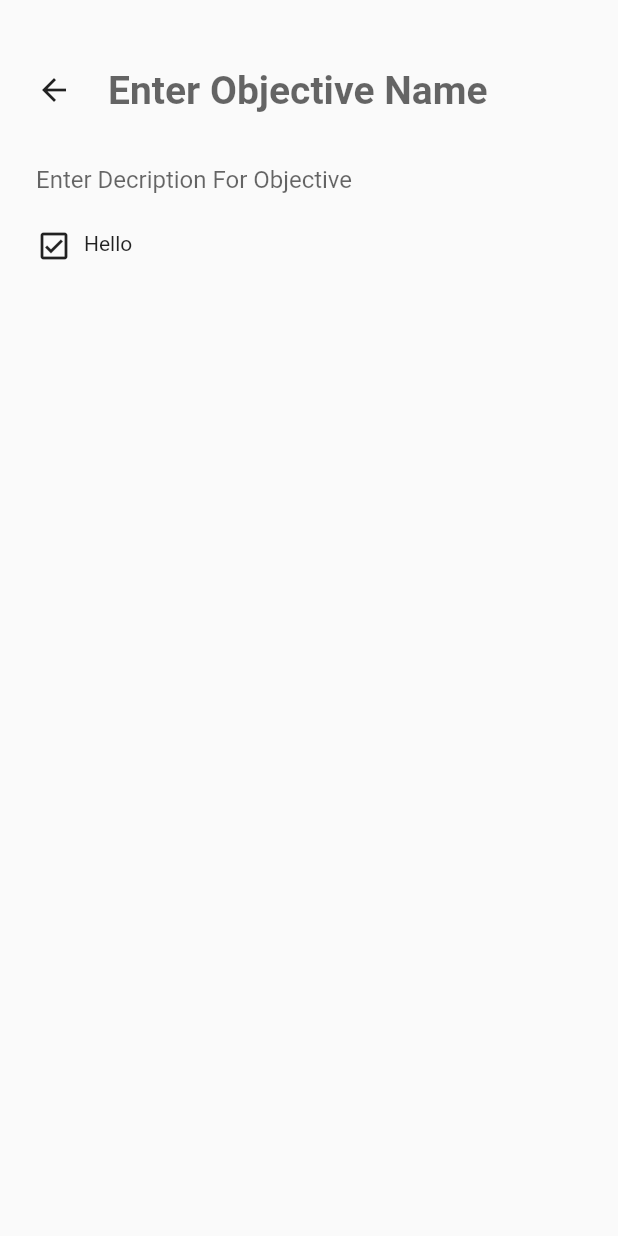
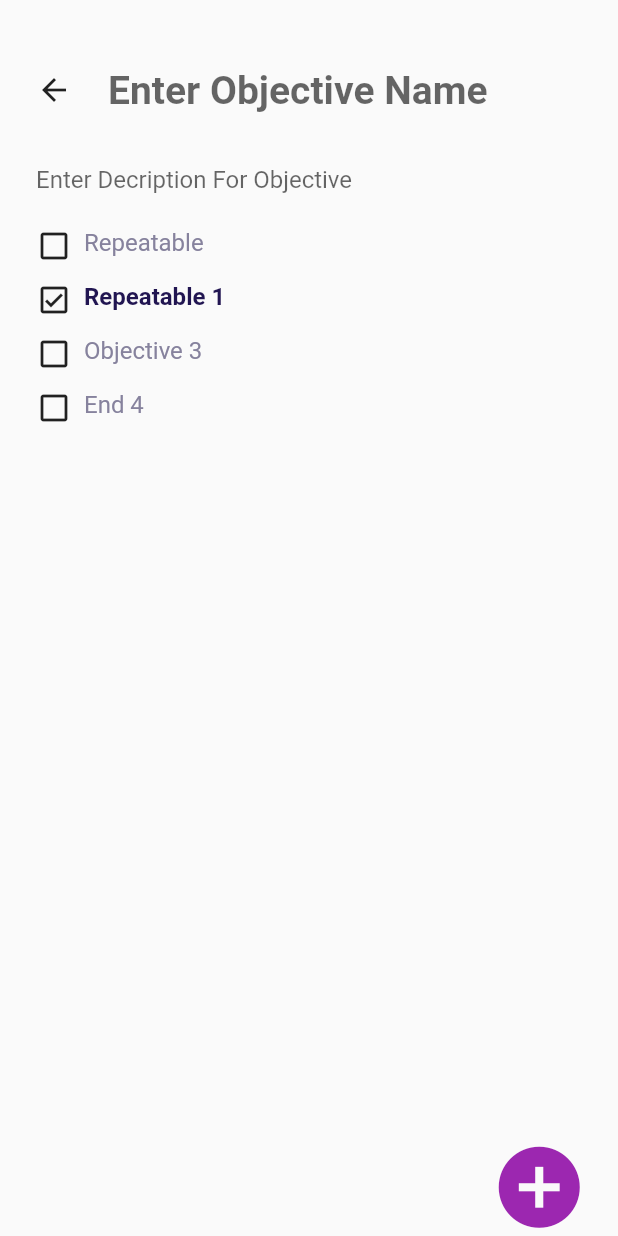
Before and after one commit to kahshiuhtang/bubbyMaterial, a Flutter app: the screen it shows after launch, after a tap on the "add circle" icon, on a phone screen of 412 x 824 dp. Run offline on Flutter 3.47's test engine with Material 2 defaults, Android fonts, the phone set to English and light mode, and no system bars; our stand-ins replace sqflite; accounts and stored records are empty.

Commit message:
finished UI for page for adding Objectives

```diff
--- a/App/ptr/lib/screens/home.dart
+++ b/App/ptr/lib/screens/home.dart
@@ -39,8 +39,10 @@ class _HomePageState extends State<HomePage> {
                         MaterialPageRoute(
                             builder: (context) => AddObjectivePopUp()));
                   },
-                  child: Icon(Icons.add_circle_sharp,
-                      color: Colors.purple, size: 55.0)),
+                  child: Icon(
+                      color: Color(0xFF7349FE),
+                      Icons.add_circle_sharp,
+                      size: 55.0)),
             ),
           ])),
     ));
--- a/App/ptr/lib/screens/popups/addObjective.dart
+++ b/App/ptr/lib/screens/popups/addObjective.dart
@@ -12,9 +12,8 @@ class _AddObjectivePopUpState extends State<AddObjectivePopUp> {
     return Scaffold(
         body: SafeArea(
             child: Container(
-                child: Column(
-                    crossAxisAlignment: CrossAxisAlignment.start,
-                    children: [
+                child: Stack(children: [
+      Column(crossAxisAlignment: CrossAxisAlignment.start, children: [
         Padding(
             padding: EdgeInsets.symmetric(
           vertical: 12.0,
@@ -45,7 +44,19 @@ class _AddObjectivePopUpState extends State<AddObjectivePopUp> {
                 contentPadding: EdgeInsets.symmetric(
                   horizontal: 24.0,
                 ))),
-          ObjectiveWidget()
+        ObjectiveWidget(text: "Repeatable", isDone: false),
+        ObjectiveWidget(text: "Repeatable 1", isDone: true),
+        ObjectiveWidget(text: "Objective 3", isDone: false),
+        ObjectiveWidget(text: "End 4", isDone: false)
+      ]),
+      Positioned(
+        bottom: 0.0,
+        right: 20.0,
+        child: GestureDetector(
+            onTap: () {},
+            child:
+                Icon(Icons.add_circle_sharp, color: Colors.purple, size: 65.0)),
+      )
     ]))));
   }
 }
--- a/App/ptr/lib/widgets/ObjectiveDescriptionWidget.dart
+++ b/App/ptr/lib/widgets/ObjectiveDescriptionWidget.dart
@@ -1,6 +1,9 @@
 import 'package:flutter/material.dart';
 
 class ObjectiveWidget extends StatelessWidget {
+  final String text;
+  final bool isDone;
+  ObjectiveWidget({required this.text, required this.isDone});
   @override
   Widget build(BuildContext context) {
     return Container(
@@ -13,8 +16,14 @@ class ObjectiveWidget extends StatelessWidget {
               //decoration: BoxDecoration(
               //color: Color(0xFF7349FE),
               //borderRadius: BorderRadius.circular(9.0)),
-              child: Icon(Icons.check_box_outlined)),
-          Text("Hello")
+              child: isDone
+                  ? Icon(Icons.check_box_outlined)
+                  : Icon(Icons.check_box_outline_blank)),
+          Text(text ?? "(Unnamed Text)",
+              style: TextStyle(
+                  color: isDone ? Color(0xFF211551) : Color(0xFF86829D),
+                  fontSize: 16.0,
+                  fontWeight: isDone ? FontWeight.bold : FontWeight.normal))
         ]));
   }
 }
```
Lines whose indentation alone changed are shown as unchanged.
